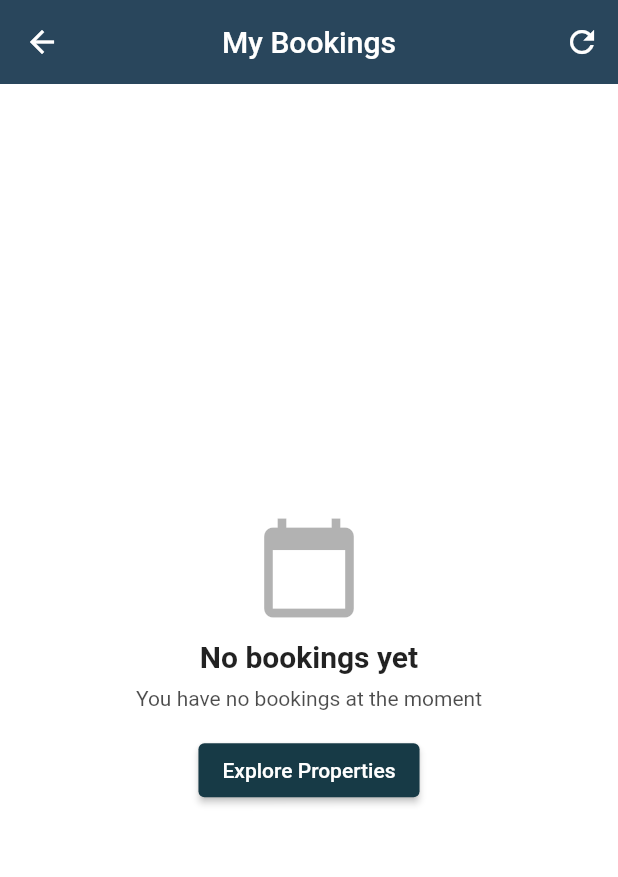
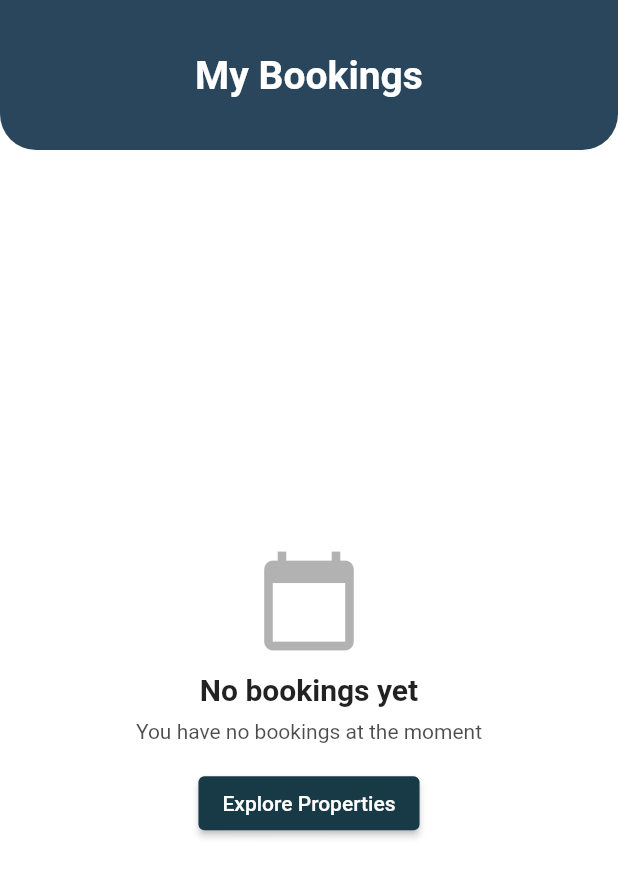
Before and after one commit to jayanth41/farmigo, a Flutter app: the BookingsScreen screen opened by its route, on a phone screen of 412 x 824 dp. Shown: the top 877 px of the screen. Run offline on Flutter 3.47's test engine with Material 3 defaults, Android fonts, the phone set to English and light mode, and no system bars; our stand-ins replace audioplayers, cloud_firestore, cross_file, firebase_auth, firebase_core, firebase_messaging and 13 more; missing offline and left inert: razorpay_flutter; accounts and stored records are empty; generated files the repository leaves out were written again.

Commit message:
Bookings Screen UI updated

```diff
--- a/lib/screens/bookings_screen.dart
+++ b/lib/screens/bookings_screen.dart
@@ -1,4 +1,5 @@
 import 'package:flutter/material.dart';
+import 'package:flutter/cupertino.dart';
 import 'package:get/get.dart';
 import '../navigation/app_routes.dart';
 import '../controllers/bookings_controller.dart';
@@ -39,22 +40,39 @@
   Widget build(BuildContext context) {
     return Scaffold(
       // Secondary screen: provide back button and consistent AppBar styling
-      appBar: AppBar(
-        leading: IconButton(
-          icon: const Icon(Icons.arrow_back),
-          onPressed: () => Navigator.pushNamedAndRemoveUntil(context, AppRoutes.home, (route) => false),
+      appBar: PreferredSize(
+        preferredSize: const Size.fromHeight(100),
+        child: Container(
+          decoration: const BoxDecoration(
+            color: Color.fromARGB(255, 41, 70, 92),
+            borderRadius: BorderRadius.only(
+              bottomLeft: Radius.circular(24),
+              bottomRight: Radius.circular(24),
+            ),
+          ),
+          child: SafeArea(
+            child: Padding(
+              padding: const EdgeInsets.symmetric(horizontal: 16),
+              child: Row(
+                mainAxisAlignment: MainAxisAlignment.center,
+                children: [
+                  const Expanded(
+                    child: Center(
+                      child: Text(
+                        'My Bookings',
+                        style: TextStyle(
+                          color: Colors.white,
+                          fontSize: 26,
+                          fontWeight: FontWeight.w600,
+                        ),
+                      ),
+                    ),
+                  ),
+                ],
+              ),
+            ),
+          ),
         ),
-        backgroundColor:  Color.fromARGB(255, 41, 70, 92),
-        iconTheme: const IconThemeData(color: Colors.white),
-        title: const Text('My Bookings', style: TextStyle(color: Colors.white)),
-        elevation: 0,
-        actions: [
-          IconButton(
-            icon: const Icon(Icons.refresh),
-            onPressed: () => bookingsController.fetchBookings(),
-            tooltip: 'Refresh bookings',
-          ),
-        ],
       ),
       body: Obx(() {
         if (bookingsController.isLoading.value) {
```
